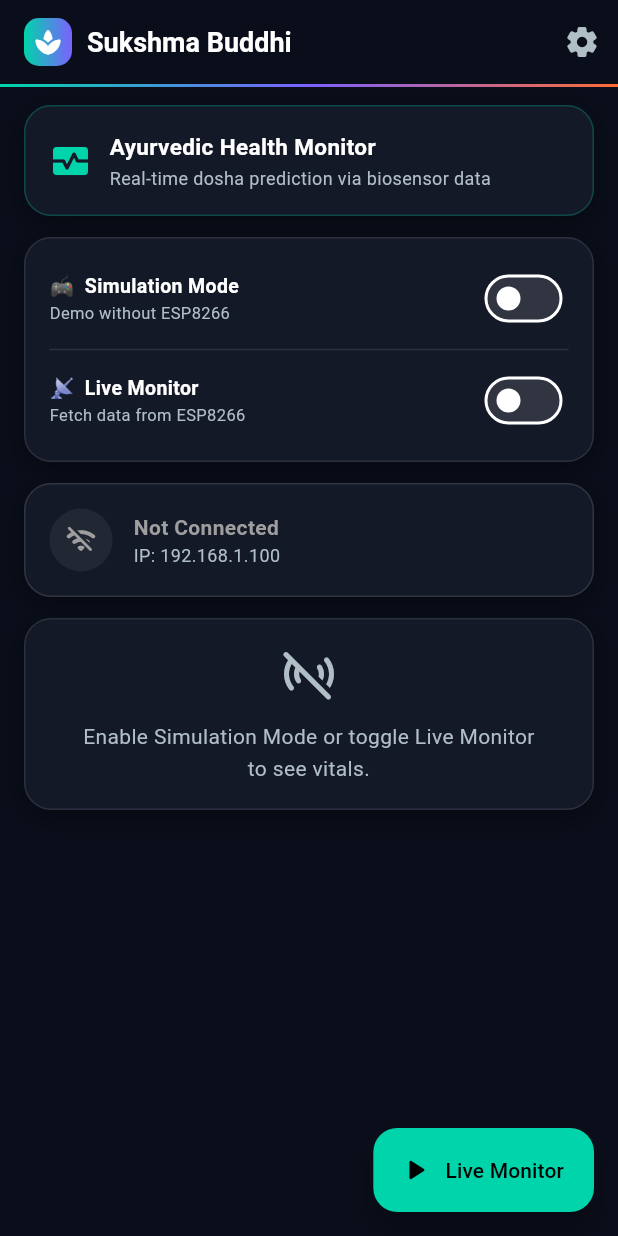
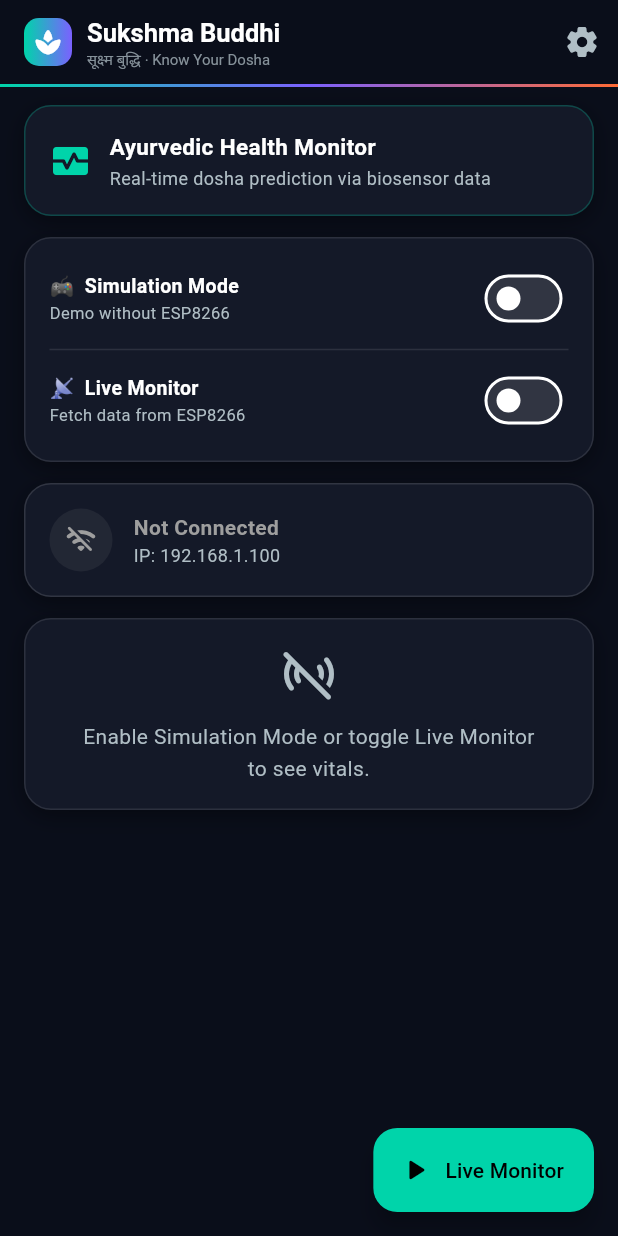
Before and after one commit to anwayshimpne/ayurvedic_dosha, a Flutter app: the screen it shows after launch, on a phone screen of 412 x 824 dp. Run offline on Flutter 3.47's test engine with Material 3 defaults, Android fonts, the phone set to English and light mode, and no system bars.

Commit message:
Refactor AppBar title to Sukshma Buddhi with dual-language subtitle

```diff
--- a/dosha_flutter/lib/screens/dashboard.dart
+++ b/dosha_flutter/lib/screens/dashboard.dart
@@ -220,8 +220,16 @@ class _DashboardScreenState extends State<DashboardScreen>
                 child: const Icon(Icons.spa_rounded, color: Colors.white, size: 20),
               ),
               const SizedBox(width: 10),
-              const Text('Sukshma Buddhi',
-                  style: TextStyle(fontWeight: FontWeight.bold, fontSize: 18, color: Colors.white)),
+              Column(
+                crossAxisAlignment: CrossAxisAlignment.start,
+                mainAxisAlignment: MainAxisAlignment.center,
+                children: [
+                  const Text('Sukshma Buddhi',
+                      style: TextStyle(fontWeight: FontWeight.bold, fontSize: 17, color: Colors.white)),
+                  Text('सूक्ष्म बुद्धि · Know Your Dosha',
+                      style: TextStyle(fontSize: 10, color: _muted.withOpacity(0.75), height: 1.2)),
+                ],
+              ),
             ],
           ),
           actions: [
```
